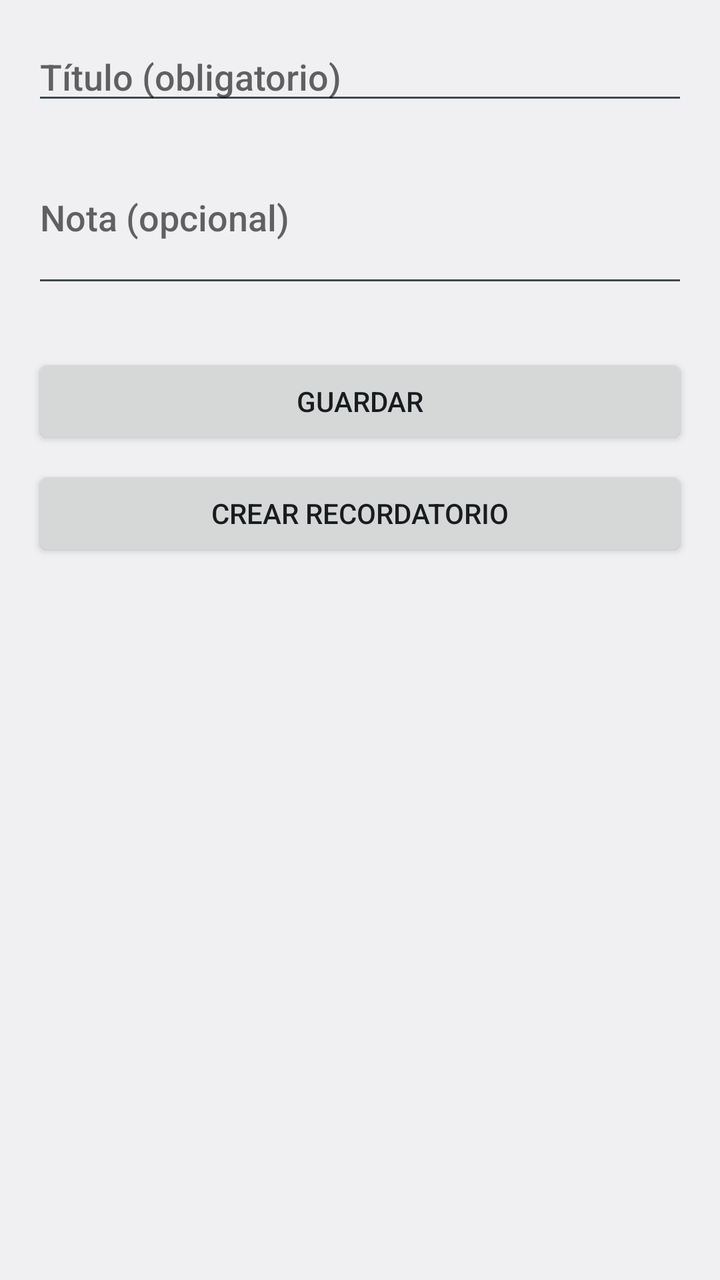
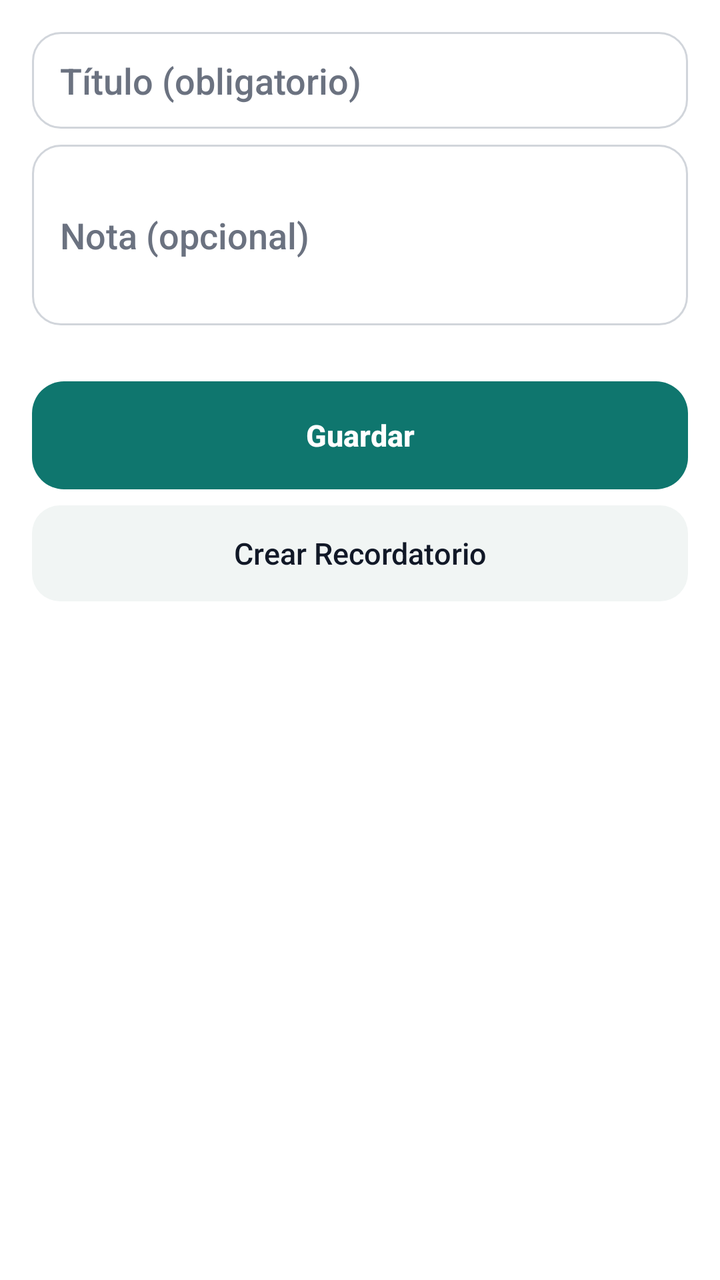

Compare the two renders of this Android layout. The source of the first and the diff that turns it into the second are given below.
<!-- AndroidManifest.xml: application theme Tema -->
<!-- res/layout/activity_pendiente.xml -->
<?xml version="1.0" encoding="utf-8"?>
<ScrollView xmlns:android="http://schemas.android.com/apk/res/android"
    android:layout_width="match_parent"
    android:layout_height="match_parent">

    <LinearLayout
        android:layout_width="match_parent"
        android:layout_height="wrap_content"
        android:orientation="vertical"
        android:padding="16dp">

        <EditText
            android:id="@+id/etPendTitulo"
            android:layout_width="match_parent"
            android:layout_height="wrap_content"
            android:hint="Título (obligatorio)"
            android:inputType="textCapSentences"
            android:maxLines="1" />

        <EditText
            android:id="@+id/etPendNota"
            android:layout_width="match_parent"
            android:layout_height="wrap_content"
            android:layout_marginTop="8dp"
            android:hint="Nota (opcional)"
            android:inputType="textCapSentences|textMultiLine"
            android:minLines="3" />

        <Button
            android:id="@+id/btnPendGuardar"
            android:layout_width="match_parent"
            android:layout_height="wrap_content"
            android:layout_marginTop="28dp"
            android:text="Guardar" />

        <Button
            android:id="@+id/btnPendCrear"
            android:layout_width="match_parent"
            android:layout_height="wrap_content"
            android:layout_marginTop="8dp"
            android:text="Crear Recordatorio" />

        <Button
            android:id="@+id/btnPendBorrar"
            android:layout_width="match_parent"
            android:layout_height="wrap_content"
            android:layout_marginTop="8dp"
            android:text="Borrar"
            android:visibility="gone" />
    </LinearLayout>
</ScrollView>
<!-- resources referenced by this layout -->
<resources>
  <style name="Tema" parent="android:Theme.DeviceDefault.DayNight" />
</resources>

<!-- the commit's change to res/layout/activity_pendiente.xml (unified diff, before → after) -->
@@ -28,6 +28,7 @@
 
         <Button
             android:id="@+id/btnPendGuardar"
+            style="@style/Boton.Principal"
             android:layout_width="match_parent"
             android:layout_height="wrap_content"
             android:layout_marginTop="28dp"
@@ -42,6 +43,7 @@
 
         <Button
             android:id="@+id/btnPendBorrar"
+            style="@style/Boton.Peligro"
             android:layout_width="match_parent"
             android:layout_height="wrap_content"
             android:layout_marginTop="8dp"
<!-- resource entries referenced after the edit -->
@@ -1,5 +1,94 @@
 <!-- resources referenced by this layout -->
 <resources>
-  <style name="Tema" parent="android:Theme.DeviceDefault.DayNight" />
+  <style name="Boton.Peligro">
+          <item name="android:textColor">@color/rojo</item>
+      </style>
+  <style name="Boton.Principal">
+          <item name="android:background">@drawable/boton_principal</item>
+          <item name="android:textColor">@color/sobre_acento</item>
+          <item name="android:textStyle">bold</item>
+          <item name="android:minHeight">54dp</item>
+      </style>
+  <style name="Tema" parent="TemaBase" />
+  <color name="rojo">#B91C1C</color>
+  <!-- drawable boton_principal (drawable) -->
+  <?xml version="1.0" encoding="utf-8"?>
+  <ripple xmlns:android="http://schemas.android.com/apk/res/android" android:color="?android:attr/colorControlHighlight">
+      <item><shape android:shape="rectangle"><corners android:radius="16dp" /><solid android:color="@color/acento" /></shape></item>
+  </ripple>
+  <color name="sobre_acento">#FFFFFF</color>
+  <style name="TemaBase" parent="android:Theme.DeviceDefault.DayNight">
+          <item name="android:colorBackground">@color/fondo</item>
+          <item name="android:windowBackground">@color/fondo</item>
+          <item name="android:colorPrimary">@color/acento</item>
+          <item name="android:colorAccent">@color/acento</item>
+          <item name="android:colorControlActivated">@color/acento</item>
+          <item name="android:colorControlNormal">@color/texto2</item>
+          <item name="android:textColorPrimary">@color/texto</item>
+          <item name="android:textColorSecondary">@color/texto2</item>
+          <item name="android:textColorTertiary">@color/texto3</item>
+          <item name="android:textColorHint">@color/texto3</item>
+          <item name="android:statusBarColor">@color/fondo</item>
+          <item name="android:navigationBarColor">@color/fondo</item>
+          <item name="android:windowLightStatusBar">@bool/barras_claras</item>
+          <item name="android:windowLightNavigationBar">@bool/barras_claras</item>
+          <item name="android:actionBarStyle">@style/BarraSuperior</item>
+          <item name="android:buttonStyle">@style/Boton</item>
+          <item name="android:editTextStyle">@style/Campo</item>
+          <item name="android:spinnerStyle">@style/Selector</item>
+      </style>
+  <color name="acento">#0F766E</color>
+  <color name="fondo">#FFFFFF</color>
+  <color name="texto2">#4B5563</color>
+  <color name="texto">#111827</color>
+  <color name="texto3">#6B7280</color>
+  <style name="BarraSuperior" parent="android:Widget.DeviceDefault.ActionBar.Solid">
+          <item name="android:background">@color/fondo</item>
+          <item name="android:elevation">0dp</item>
+          <item name="android:titleTextStyle">@style/BarraSuperior.Titulo</item>
+      </style>
+  <style name="Boton" parent="android:Widget.DeviceDefault.Button">
+          <item name="android:background">@drawable/boton</item>
+          <item name="android:textColor">@color/texto</item>
+          <item name="android:textAllCaps">false</item>
+          <item name="android:textSize">15sp</item>
+          <item name="android:fontFamily">sans-serif-medium</item>
+          <item name="android:minHeight">48dp</item>
+          <item name="android:paddingStart">16dp</item>
+          <item name="android:paddingEnd">16dp</item>
+          <item name="android:stateListAnimator">@null</item>
+      </style>
+  <style name="Campo" parent="android:Widget.DeviceDefault.EditText">
+          <item name="android:background">@drawable/campo</item>
+          <item name="android:paddingStart">14dp</item>
+          <item name="android:paddingEnd">14dp</item>
+          <item name="android:paddingTop">12dp</item>
+          <item name="android:paddingBottom">12dp</item>
+          <item name="android:textColor">@color/texto</item>
+          <item name="android:textColorHint">@color/texto3</item>
+      </style>
+  <style name="Selector" parent="android:Widget.DeviceDefault.Spinner">
+          <item name="android:background">@drawable/campo</item>
+          <item name="android:minHeight">48dp</item>
+      </style>
+  <style name="BarraSuperior.Titulo" parent="android:TextAppearance.DeviceDefault.Widget.ActionBar.Title">
+          <item name="android:textColor">@color/texto</item>
+          <item name="android:textSize">22sp</item>
+          <item name="android:textStyle">bold</item>
+      </style>
+  <!-- drawable boton (drawable) -->
+  <?xml version="1.0" encoding="utf-8"?>
+  <ripple xmlns:android="http://schemas.android.com/apk/res/android" android:color="?android:attr/colorControlHighlight">
+      <item><shape android:shape="rectangle"><corners android:radius="14dp" /><solid android:color="@color/superficie" /></shape></item>
+  </ripple>
+  <!-- drawable campo (drawable) -->
+  <?xml version="1.0" encoding="utf-8"?>
+  <shape xmlns:android="http://schemas.android.com/apk/res/android" android:shape="rectangle">
+      <corners android:radius="14dp" />
+      <solid android:color="@color/fondo" />
+      <stroke android:width="1dp" android:color="@color/borde" />
+  </shape>
+  <color name="superficie">#F1F5F4</color>
+  <color name="borde">#D1D5DB</color>
 </resources>
 
